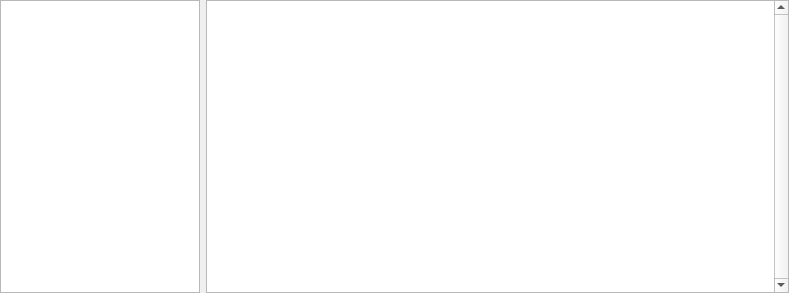
Qt form plotwidget.ui (bendalab/NixView) before a commit.
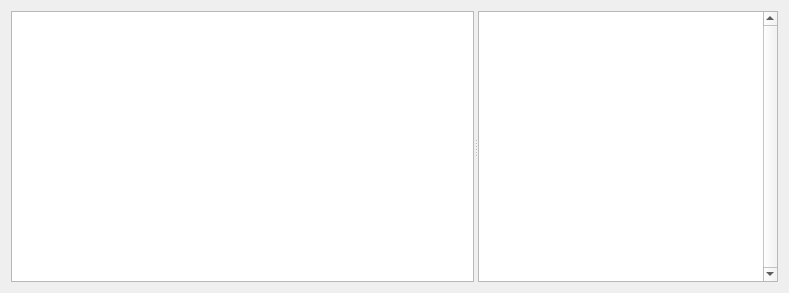
The same form after that commit.

Commit message: [plotwidget] place plot and description in horizontal splitter

The edit to the form file:
```diff
--- a/plotwidget.ui
+++ b/plotwidget.ui
@@ -23,32 +23,36 @@
    <string notr="true"/>
   </property>
   <layout class="QHBoxLayout" name="horizontalLayout">
-   <property name="leftMargin">
-    <number>0</number>
-   </property>
-   <property name="topMargin">
-    <number>0</number>
-   </property>
-   <property name="rightMargin">
-    <number>0</number>
-   </property>
-   <property name="bottomMargin">
-    <number>0</number>
-   </property>
    <item>
+    <widget class="QSplitter" name="splitter">
+     <property name="sizePolicy">
+      <sizepolicy hsizetype="Expanding" vsizetype="Expanding">
+       <horstretch>0</horstretch>
+       <verstretch>0</verstretch>
+      </sizepolicy>
+     </property>
+     <property name="orientation">
+      <enum>Qt::Horizontal</enum>
+     </property>
     <widget class="QTextEdit" name="entityDescription">
      <property name="sizePolicy">
-      <sizepolicy hsizetype="Maximum" vsizetype="Expanding">
+       <sizepolicy hsizetype="Preferred" vsizetype="Expanding">
        <horstretch>0</horstretch>
        <verstretch>0</verstretch>
       </sizepolicy>
      </property>
      <property name="maximumSize">
       <size>
-       <width>200</width>
+        <width>500</width>
        <height>16777215</height>
       </size>
      </property>
+      <property name="baseSize">
+       <size>
+        <width>200</width>
+        <height>0</height>
+       </size>
+      </property>
      <property name="undoRedoEnabled">
       <bool>false</bool>
      </property>
@@ -56,8 +60,6 @@
       <bool>true</bool>
      </property>
     </widget>
-   </item>
-   <item>
     <widget class="QScrollArea" name="scrollArea">
      <property name="sizePolicy">
       <sizepolicy hsizetype="Expanding" vsizetype="Expanding">
@@ -65,11 +67,17 @@
        <verstretch>0</verstretch>
       </sizepolicy>
      </property>
+      <property name="minimumSize">
+       <size>
+        <width>300</width>
+        <height>50</height>
+       </size>
+      </property>
      <property name="verticalScrollBarPolicy">
       <enum>Qt::ScrollBarAlwaysOn</enum>
      </property>
      <property name="horizontalScrollBarPolicy">
-      <enum>Qt::ScrollBarAlwaysOff</enum>
+       <enum>Qt::ScrollBarAsNeeded</enum>
      </property>
      <property name="widgetResizable">
       <bool>true</bool>
@@ -79,8 +87,8 @@
        <rect>
         <x>0</x>
         <y>0</y>
-        <width>561</width>
-        <height>291</height>
+         <width>282</width>
+         <height>267</height>
        </rect>
       </property>
       <property name="sizePolicy">
@@ -89,6 +97,12 @@
         <verstretch>0</verstretch>
        </sizepolicy>
       </property>
+       <property name="baseSize">
+        <size>
+         <width>0</width>
+         <height>0</height>
+        </size>
+       </property>
       <property name="layoutDirection">
        <enum>Qt::LeftToRight</enum>
       </property>
@@ -109,6 +123,7 @@
         <number>0</number>
        </property>
       </layout>
+      </widget>
      </widget>
     </widget>
    </item>
```
Lines whose indentation alone changed are shown as unchanged.
